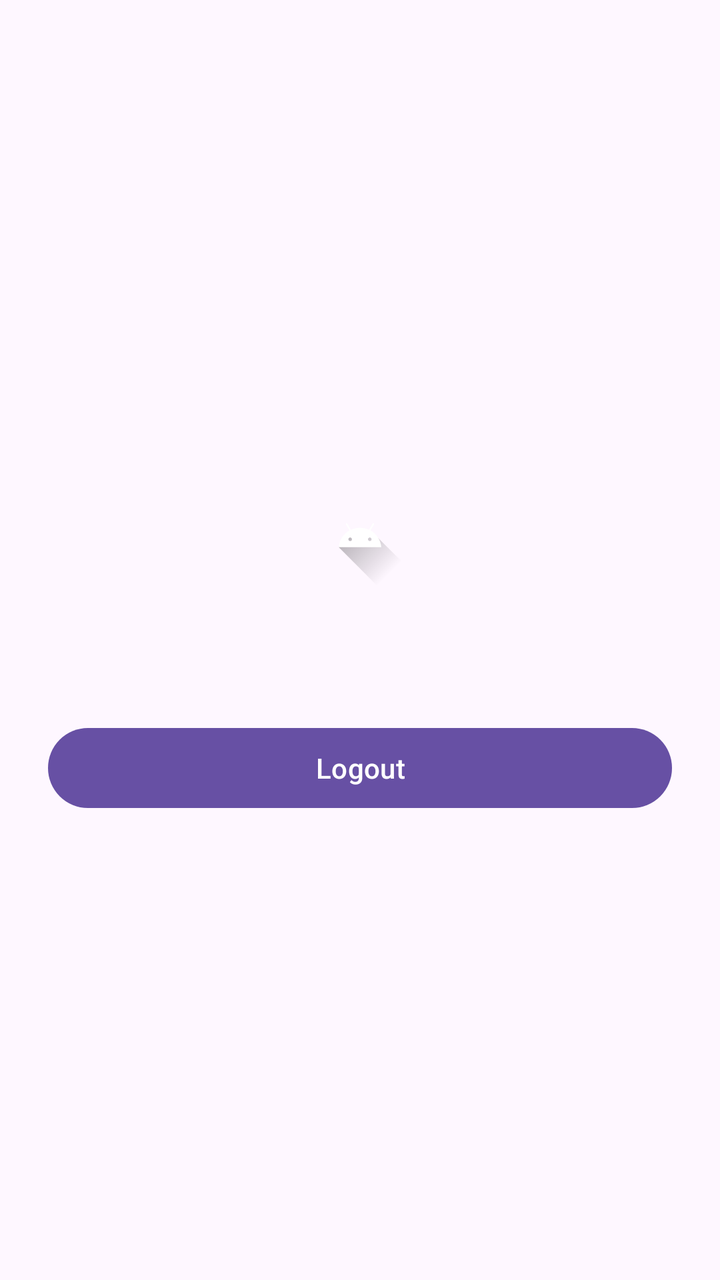
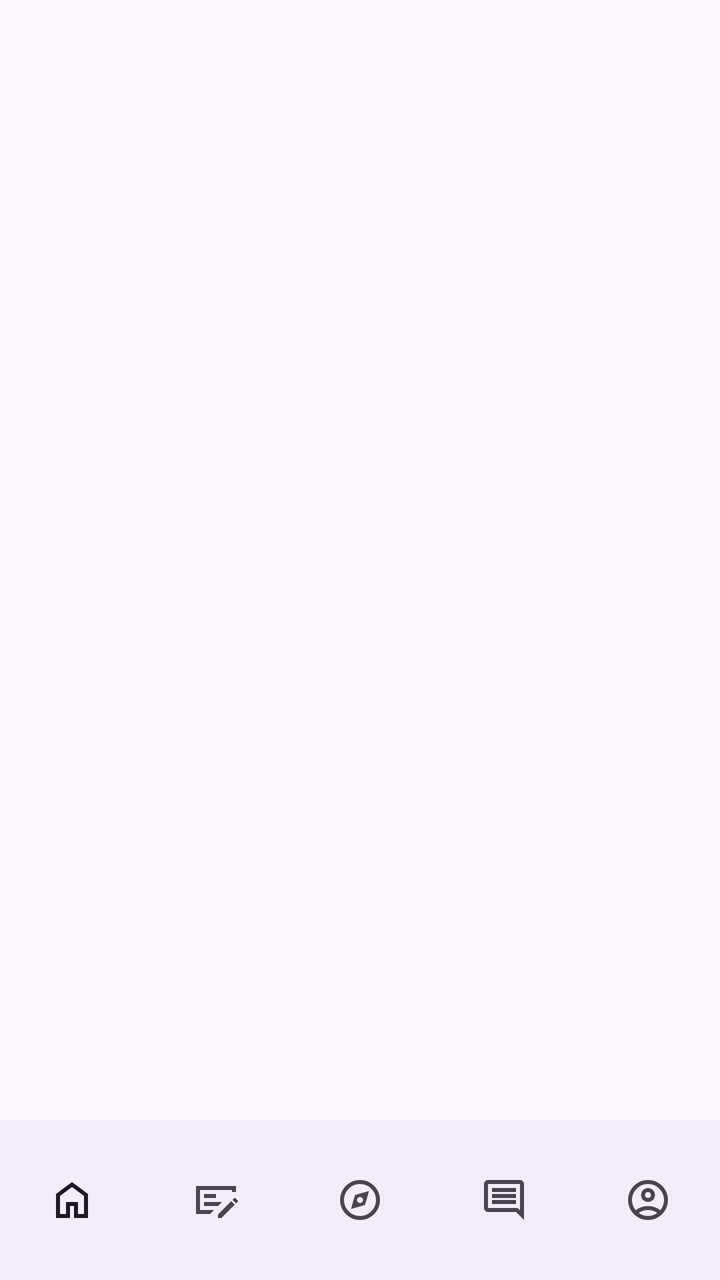

An Android layout rendered at two revisions. The XML below is the earlier revision; the diff shows what the commit changed to produce the second picture.
<!-- AndroidManifest.xml: application theme Theme.DummyJSONApp -->
<!-- res/layout/activity_main.xml -->
<?xml version="1.0" encoding="utf-8"?>
<LinearLayout xmlns:android="http://schemas.android.com/apk/res/android"
    android:orientation="vertical"
    android:padding="24dp"
    android:id="@+id/main"
    android:layout_width="match_parent"
    android:layout_height="match_parent"
    android:gravity="center">

    <ImageView
        android:id="@+id/imageAvatar"
        android:layout_width="50dp"
        android:layout_height="50dp"
        android:layout_margin="12dp"
        android:contentDescription="@string/avatar"
        android:scaleType="centerCrop"
        android:src="@drawable/ic_launcher_foreground" />


    <TextView
        android:layout_width="match_parent"
        android:layout_height="wrap_content"
        android:id="@+id/tvUsername"
        android:gravity="center"/>

    <TextView
        android:layout_width="match_parent"
        android:layout_height="wrap_content"
        android:id="@+id/tvEmail"
        android:gravity="center"/>

    <Button
        android:id="@+id/btnLogout"
        android:text="@string/logout"
        android:layout_width="match_parent"
        android:layout_height="wrap_content"
        android:layout_marginTop="16dp"/>

    <ProgressBar
        android:id="@+id/progressBar"
        android:visibility="gone"
        android:layout_width="wrap_content"
        android:layout_height="wrap_content"
        android:layout_gravity="center"
        android:layout_marginTop="20dp"/>

</LinearLayout>
<!-- resources referenced by this layout -->
<resources>
  <!-- drawable ic_launcher_foreground (drawable) -->
  <vector xmlns:android="http://schemas.android.com/apk/res/android"
      xmlns:aapt="http://schemas.android.com/aapt"
      android:width="108dp"
      android:height="108dp"
      android:viewportWidth="108"
      android:viewportHeight="108">
      <path android:pathData="M31,63.928c0,0 6.4,-11 12.1,-13.1c7.2,-2.6 26,-1.4 26,-1.4l38.1,38.1L107,108.928l-32,-1L31,63.928z">
          <aapt:attr name="android:fillColor">
              <gradient
                  android:endX="85.84757"
                  android:endY="92.4963"
                  android:startX="42.9492"
                  android:startY="49.59793"
                  android:type="linear">
                  <item
                      android:color="#44000000"
                      android:offset="0.0" />
                  <item
                      android:color="#00000000"
                      android:offset="1.0" />
              </gradient>
          </aapt:attr>
      </path>
      <path
          android:fillColor="#FFFFFF"
          android:fillType="nonZero"
          android:pathData="M65.3,45.828l3.8,-6.6c0.2,-0.4 0.1,-0.9 -0.3,-1.1c-0.4,-0.2 -0.9,-0.1 -1.1,0.3l-3.9,6.7c-6.3,-2.8 -13.4,-2.8 -19.7,0l-3.9,-6.7c-0.2,-0.4 -0.7,-0.5 -1.1,-0.3C38.8,38.328 38.7,38.828 38.9,39.228l3.8,6.6C36.2,49.428 31.7,56.028 31,63.928h46C76.3,56.028 71.8,49.428 65.3,45.828zM43.4,57.328c-0.8,0 -1.5,-0.5 -1.8,-1.2c-0.3,-0.7 -0.1,-1.5 0.4,-2.1c0.5,-0.5 1.4,-0.7 2.1,-0.4c0.7,0.3 1.2,1 1.2,1.8C45.3,56.528 44.5,57.328 43.4,57.328L43.4,57.328zM64.6,57.328c-0.8,0 -1.5,-0.5 -1.8,-1.2s-0.1,-1.5 0.4,-2.1c0.5,-0.5 1.4,-0.7 2.1,-0.4c0.7,0.3 1.2,1 1.2,1.8C66.5,56.528 65.6,57.328 64.6,57.328L64.6,57.328z"
          android:strokeWidth="1"
          android:strokeColor="#00000000" />
  </vector>
  <string name="avatar">Avatar</string>
  <string name="logout">Logout</string>
  <style name="Theme.DummyJSONApp" parent="Base.Theme.DummyJSONApp" />
  <style name="Base.Theme.DummyJSONApp" parent="Theme.Material3.DayNight.NoActionBar">
          
          
      </style>
</resources>

<!-- the commit's change to res/layout/activity_main.xml (unified diff, before → after) -->
@@ -1,47 +1,28 @@
 <?xml version="1.0" encoding="utf-8"?>
-<LinearLayout xmlns:android="http://schemas.android.com/apk/res/android"
-    android:orientation="vertical"
-    android:padding="24dp"
+<androidx.constraintlayout.widget.ConstraintLayout xmlns:android="http://schemas.android.com/apk/res/android"
+    xmlns:app="http://schemas.android.com/apk/res-auto"
     android:id="@+id/main"
     android:layout_width="match_parent"
-    android:layout_height="match_parent"
-    android:gravity="center">
-
-    <ImageView
-        android:id="@+id/imageAvatar"
-        android:layout_width="50dp"
-        android:layout_height="50dp"
-        android:layout_margin="12dp"
-        android:contentDescription="@string/avatar"
-        android:scaleType="centerCrop"
-        android:src="@drawable/ic_launcher_foreground" />
+    android:layout_height="match_parent">
 
 
-    <TextView
+    <FrameLayout
+        android:id="@+id/fragment_container"
+        android:layout_width="0dp"
+        android:layout_height="0dp"
+        app:layout_constraintTop_toTopOf="parent"
+        app:layout_constraintBottom_toTopOf="@id/bottom_navigation"
+        app:layout_constraintStart_toStartOf="parent"
+        app:layout_constraintEnd_toEndOf="parent" />
+
+    <com.google.android.material.bottomnavigation.BottomNavigationView
+        android:id="@+id/bottom_navigation"
         android:layout_width="match_parent"
-        android:layout_height="wrap_content"
-        android:id="@+id/tvUsername"
-        android:gravity="center"/>
+        android:layout_height="0dp"
+        app:layout_constraintBottom_toBottomOf="parent"
+        app:layout_constraintEnd_toEndOf="parent"
+        app:layout_constraintStart_toStartOf="parent"
+        app:labelVisibilityMode="unlabeled"
+        app:menu="@menu/bottom_navigation_menu" />
 
-    <TextView
-        android:layout_width="match_parent"
-        android:layout_height="wrap_content"
-        android:id="@+id/tvEmail"
-        android:gravity="center"/>
-
-    <Button
-        android:id="@+id/btnLogout"
-        android:text="@string/logout"
-        android:layout_width="match_parent"
-        android:layout_height="wrap_content"
-        android:layout_marginTop="16dp"/>
-
-    <ProgressBar
-        android:id="@+id/progressBar"
-        android:visibility="gone"
-        android:layout_width="wrap_content"
-        android:layout_height="wrap_content"
-        android:layout_gravity="center"
-        android:layout_marginTop="20dp"/>
-
-</LinearLayout>
+</androidx.constraintlayout.widget.ConstraintLayout>
<!-- resource entries referenced after the edit -->
@@ -1,38 +1,5 @@
 <!-- resources referenced by this layout -->
 <resources>
-  <!-- drawable ic_launcher_foreground (drawable) -->
-  <vector xmlns:android="http://schemas.android.com/apk/res/android"
-      xmlns:aapt="http://schemas.android.com/aapt"
-      android:width="108dp"
-      android:height="108dp"
-      android:viewportWidth="108"
-      android:viewportHeight="108">
-      <path android:pathData="M31,63.928c0,0 6.4,-11 12.1,-13.1c7.2,-2.6 26,-1.4 26,-1.4l38.1,38.1L107,108.928l-32,-1L31,63.928z">
-          <aapt:attr name="android:fillColor">
-              <gradient
-                  android:endX="85.84757"
-                  android:endY="92.4963"
-                  android:startX="42.9492"
-                  android:startY="49.59793"
-                  android:type="linear">
-                  <item
-                      android:color="#44000000"
-                      android:offset="0.0" />
-                  <item
-                      android:color="#00000000"
-                      android:offset="1.0" />
-              </gradient>
-          </aapt:attr>
-      </path>
-      <path
-          android:fillColor="#FFFFFF"
-          android:fillType="nonZero"
-          android:pathData="M65.3,45.828l3.8,-6.6c0.2,-0.4 0.1,-0.9 -0.3,-1.1c-0.4,-0.2 -0.9,-0.1 -1.1,0.3l-3.9,6.7c-6.3,-2.8 -13.4,-2.8 -19.7,0l-3.9,-6.7c-0.2,-0.4 -0.7,-0.5 -1.1,-0.3C38.8,38.328 38.7,38.828 38.9,39.228l3.8,6.6C36.2,49.428 31.7,56.028 31,63.928h46C76.3,56.028 71.8,49.428 65.3,45.828zM43.4,57.328c-0.8,0 -1.5,-0.5 -1.8,-1.2c-0.3,-0.7 -0.1,-1.5 0.4,-2.1c0.5,-0.5 1.4,-0.7 2.1,-0.4c0.7,0.3 1.2,1 1.2,1.8C45.3,56.528 44.5,57.328 43.4,57.328L43.4,57.328zM64.6,57.328c-0.8,0 -1.5,-0.5 -1.8,-1.2s-0.1,-1.5 0.4,-2.1c0.5,-0.5 1.4,-0.7 2.1,-0.4c0.7,0.3 1.2,1 1.2,1.8C66.5,56.528 65.6,57.328 64.6,57.328L64.6,57.328z"
-          android:strokeWidth="1"
-          android:strokeColor="#00000000" />
-  </vector>
-  <string name="avatar">Avatar</string>
-  <string name="logout">Logout</string>
   <style name="Theme.DummyJSONApp" parent="Base.Theme.DummyJSONApp" />
   <style name="Base.Theme.DummyJSONApp" parent="Theme.Material3.DayNight.NoActionBar">
           
